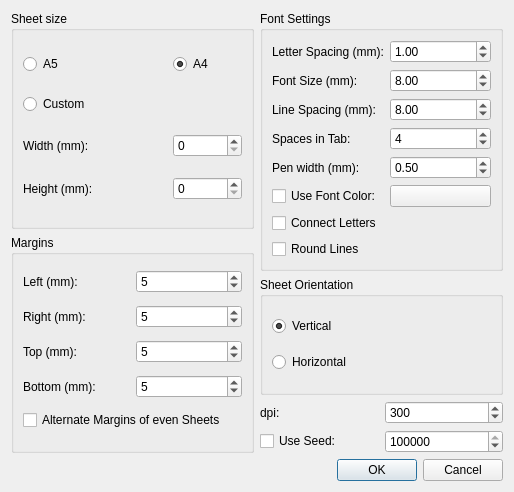
Above: preferencesdialog.ui from aizenbit/Scribbler before the change. Below: the same form after it.
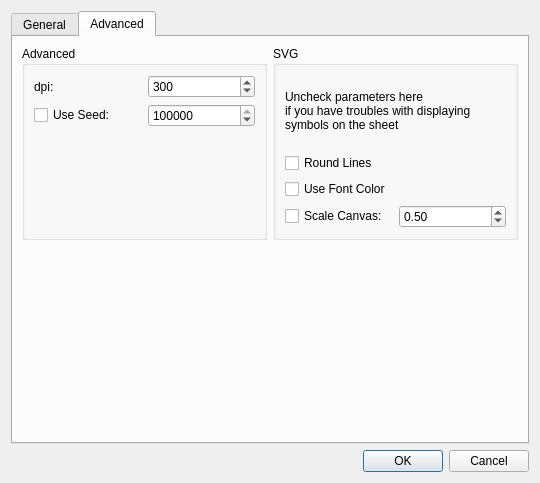
That is the form after the change.

Diff of the .ui file:
```diff
--- a/preferencesdialog.ui
+++ b/preferencesdialog.ui
@@ -6,15 +6,25 @@
    <rect>
     <x>0</x>
     <y>0</y>
-    <width>514</width>
-    <height>492</height>
+    <width>540</width>
+    <height>483</height>
    </rect>
   </property>
   <property name="windowTitle">
    <string>Preferences - Scribbler</string>
   </property>
-  <layout class="QGridLayout" name="gridLayout_4">
-   <item row="0" column="0">
+  <layout class="QVBoxLayout" name="verticalLayout_7">
+   <item>
+    <widget class="QTabWidget" name="tabWidget">
+     <property name="currentIndex">
+      <number>1</number>
+     </property>
+     <widget class="QWidget" name="tab">
+      <attribute name="title">
+       <string>General</string>
+      </attribute>
+      <layout class="QHBoxLayout" name="horizontalLayout_2">
+       <item>
     <layout class="QVBoxLayout" name="verticalLayout_3">
      <item>
       <widget class="QGroupBox" name="groupBox">
@@ -154,7 +164,7 @@
      </item>
     </layout>
    </item>
-   <item row="0" column="1">
+       <item>
     <layout class="QVBoxLayout" name="verticalLayout_2">
      <item>
       <widget class="QGroupBox" name="groupBox_4">
@@ -248,36 +258,9 @@
          </widget>
         </item>
         <item row="5" column="0">
-         <widget class="QCheckBox" name="fontColorCheckBox">
+             <widget class="QLabel" name="label_14">
           <property name="text">
-           <string>Use Font Color:</string>
-          </property>
-         </widget>
-        </item>
-        <item row="4" column="0">
-         <widget class="QLabel" name="label_12">
-          <property name="text">
-           <string>Pen width (mm):</string>
-          </property>
-         </widget>
-        </item>
-        <item row="4" column="1">
-         <widget class="QDoubleSpinBox" name="penWidthSpinBox">
-          <property name="singleStep">
-           <double>0.100000000000000</double>
-          </property>
-          <property name="value">
-           <double>0.500000000000000</double>
-          </property>
-         </widget>
-        </item>
-        <item row="7" column="0">
-         <widget class="QCheckBox" name="roundCheckBox">
-          <property name="text">
-           <string>Round Lines</string>
-          </property>
-          <property name="checked">
-           <bool>false</bool>
+               <string>Font Color:</string>
           </property>
          </widget>
         </item>
@@ -313,6 +296,23 @@
        </layout>
       </widget>
      </item>
+        </layout>
+       </item>
+      </layout>
+     </widget>
+     <widget class="QWidget" name="tab_2">
+      <attribute name="title">
+       <string>Advanced</string>
+      </attribute>
+      <layout class="QVBoxLayout" name="verticalLayout_6">
+       <item>
+        <layout class="QHBoxLayout" name="horizontalLayout_6">
+         <item>
+          <widget class="QGroupBox" name="groupBox_6">
+           <property name="title">
+            <string>Advanced</string>
+           </property>
+           <layout class="QVBoxLayout" name="verticalLayout_5">
      <item>
       <layout class="QHBoxLayout" name="horizontalLayout_5">
        <item>
@@ -367,9 +367,104 @@
        </item>
       </layout>
      </item>
-    </layout>
-   </item>
-   <item row="1" column="0">
+            <item>
+             <spacer name="verticalSpacer">
+              <property name="orientation">
+               <enum>Qt::Vertical</enum>
+              </property>
+              <property name="sizeHint" stdset="0">
+               <size>
+                <width>20</width>
+                <height>40</height>
+               </size>
+              </property>
+             </spacer>
+            </item>
+           </layout>
+          </widget>
+         </item>
+         <item>
+          <widget class="QGroupBox" name="groupBox_5">
+           <property name="title">
+            <string>SVG</string>
+           </property>
+           <layout class="QVBoxLayout" name="verticalLayout_4">
+            <item>
+             <widget class="QLabel" name="label_13">
+              <property name="text">
+               <string>Uncheck parameters here&lt;br&gt;if you have troubles with displaying&lt;br&gt;symbols on the sheet</string>
+              </property>
+             </widget>
+            </item>
+            <item>
+             <widget class="QCheckBox" name="roundCheckBox">
+              <property name="text">
+               <string>Round Lines</string>
+              </property>
+              <property name="checked">
+               <bool>false</bool>
+              </property>
+             </widget>
+            </item>
+            <item>
+             <widget class="QCheckBox" name="fontColorCheckBox">
+              <property name="text">
+               <string>Use Font Color</string>
+              </property>
+             </widget>
+            </item>
+            <item>
+             <layout class="QHBoxLayout" name="horizontalLayout_4">
+              <item>
+               <widget class="QCheckBox" name="scaleCanvsaCheckBox">
+                <property name="text">
+                 <string>Scale Canvas:</string>
+                </property>
+                <property name="checked">
+                 <bool>false</bool>
+                </property>
+               </widget>
+              </item>
+              <item>
+               <widget class="QDoubleSpinBox" name="scaleCanvasSpinBox">
+                <property name="maximum">
+                 <double>1.000000000000000</double>
+                </property>
+                <property name="singleStep">
+                 <double>0.100000000000000</double>
+                </property>
+                <property name="value">
+                 <double>0.500000000000000</double>
+                </property>
+               </widget>
+              </item>
+             </layout>
+            </item>
+           </layout>
+          </widget>
+         </item>
+        </layout>
+       </item>
+       <item>
+        <spacer name="verticalSpacer_2">
+         <property name="orientation">
+          <enum>Qt::Vertical</enum>
+         </property>
+         <property name="sizeHint" stdset="0">
+          <size>
+           <width>20</width>
+           <height>172</height>
+          </size>
+         </property>
+        </spacer>
+       </item>
+      </layout>
+     </widget>
+    </widget>
+   </item>
+   <item>
+    <layout class="QHBoxLayout" name="horizontalLayout_3">
+     <item>
     <spacer name="horizontalSpacer">
      <property name="orientation">
       <enum>Qt::Horizontal</enum>
@@ -382,7 +477,7 @@
      </property>
     </spacer>
    </item>
-   <item row="1" column="1">
+     <item>
     <widget class="QDialogButtonBox" name="buttonBox">
      <property name="orientation">
       <enum>Qt::Horizontal</enum>
@@ -391,6 +486,8 @@
       <set>QDialogButtonBox::Cancel|QDialogButtonBox::Ok</set>
      </property>
     </widget>
+     </item>
+    </layout>
    </item>
   </layout>
  </widget>
```
Left out of the diff: 59 changed lines with no effect on the pictures. Lines whose indentation alone changed are shown as unchanged.
